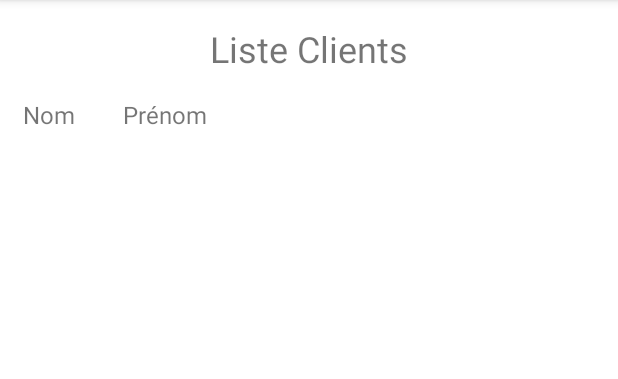
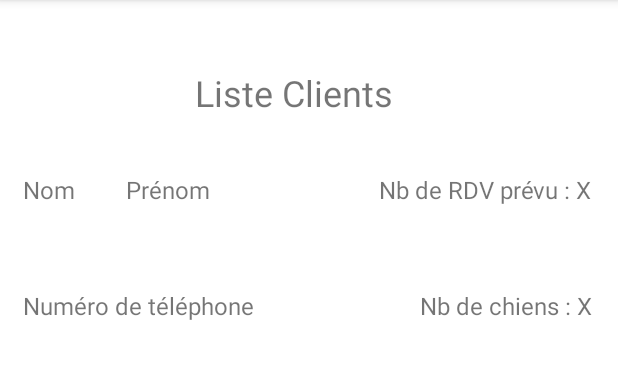
Before and after one commit to robielTes/What_the_dog, an Android app: the fragment ListClientFragment shown on its own in the app's theme, on a phone screen of 412 x 824 dp, the part 84-463 px from its top. Run offline under Robolectric (Android 15) with nearby library versions, the phone set to English and light mode, and no system bars.

Commit message:
update navigation with client fragment

```diff
--- a/app/src/main/res/layout/fragment_list_client.xml
+++ b/app/src/main/res/layout/fragment_list_client.xml
@@ -11,12 +11,12 @@
         android:id="@+id/textView8"
         android:layout_width="wrap_content"
         android:layout_height="wrap_content"
-        android:layout_marginTop="16dp"
-        android:layout_marginBottom="11dp"
+        android:layout_marginStart="130dp"
+        android:layout_marginTop="45dp"
+        android:layout_marginBottom="32dp"
         android:text="Liste Clients"
         android:textSize="24sp"
         app:layout_constraintBottom_toTopOf="@+id/constraintLayout"
-        app:layout_constraintEnd_toEndOf="parent"
         app:layout_constraintStart_toStartOf="parent"
         app:layout_constraintTop_toTopOf="parent" />
 
@@ -26,9 +26,10 @@
         android:layout_height="0dp"
         android:layout_marginStart="12dp"
         android:layout_marginEnd="12dp"
-        android:layout_marginBottom="598dp"
+        android:layout_marginBottom="548dp"
         app:layout_constraintBottom_toBottomOf="parent"
         app:layout_constraintEnd_toEndOf="parent"
+        app:layout_constraintHorizontal_bias="0.0"
         app:layout_constraintStart_toStartOf="parent"
         app:layout_constraintTop_toBottomOf="@+id/textView8">
 
@@ -47,12 +48,45 @@
             android:id="@+id/textView10"
             android:layout_width="wrap_content"
             android:layout_height="wrap_content"
-            android:layout_marginStart="70dp"
             android:layout_marginTop="5dp"
+            android:layout_marginEnd="29dp"
             android:text="Prénom"
             android:textSize="16sp"
-            app:layout_constraintStart_toStartOf="parent"
+            app:layout_constraintEnd_toEndOf="@+id/textView6"
             app:layout_constraintTop_toTopOf="parent" />
+
+        <TextView
+            android:id="@+id/textView2"
+            android:layout_width="wrap_content"
+            android:layout_height="wrap_content"
+            android:layout_marginTop="5dp"
+            android:layout_marginEnd="5dp"
+            android:text="Nb de RDV prévu : X"
+            android:textSize="16sp"
+            app:layout_constraintEnd_toEndOf="parent"
+            app:layout_constraintTop_toTopOf="parent" />
+
+        <TextView
+            android:id="@+id/textView3"
+            android:layout_width="wrap_content"
+            android:layout_height="wrap_content"
+            android:layout_marginEnd="5dp"
+            android:layout_marginBottom="5dp"
+            android:text="Nb de chiens : X"
+            android:textSize="16sp"
+            app:layout_constraintBottom_toBottomOf="parent"
+            app:layout_constraintEnd_toEndOf="parent" />
+
+        <TextView
+            android:id="@+id/textView6"
+            android:layout_width="wrap_content"
+            android:layout_height="wrap_content"
+            android:layout_marginStart="3dp"
+            android:layout_marginBottom="5dp"
+            android:text="Numéro de téléphone"
+            android:textSize="16sp"
+            app:layout_constraintBottom_toBottomOf="parent"
+            app:layout_constraintStart_toStartOf="parent" />
     </androidx.constraintlayout.widget.ConstraintLayout>
 
 </androidx.constraintlayout.widget.ConstraintLayout>
--- a/app/src/main/res/menu/activity_main_drawer.xml
+++ b/app/src/main/res/menu/activity_main_drawer.xml
@@ -20,5 +20,9 @@
             android:id="@+id/nav_dog"
             android:icon="@mipmap/ic_launcher_foreground"
             android:title="@string/menu_dog" />
+        <item
+            android:id="@+id/nav_creat_client"
+            android:icon="@mipmap/ic_launcher_foreground"
+            android:title="@string/client" />
     </group>
 </menu>
--- a/app/src/main/res/navigation/mobile_navigation.xml
+++ b/app/src/main/res/navigation/mobile_navigation.xml
@@ -27,4 +27,9 @@
         android:name="CPNV.what_the_dog.DogFragment"
         android:label="@string/menu_dog"
         tools:layout="@layout/fragment_dog" />
+    <fragment
+        android:id="@+id/nav_creat_client"
+        android:name="CPNV.what_the_dog.CreationClientFragment"
+        android:label="@string/menu_dog"
+        tools:layout="@layout/fragment_creation_client" />
 </navigation>
--- a/app/src/main/res/values/strings.xml
+++ b/app/src/main/res/values/strings.xml
@@ -26,4 +26,5 @@
     </string-array>
     <string name="menu_dog">Dog</string>
     <string name="race">Beagle   Golden   Retriver   Labradore   Shibazu</string>
+    <string name="client">Client</string>
 </resources>
```
Also changed, not shown: app/src/main/res/layout/fragment_creation_client.xml (+5 -6 lines).
